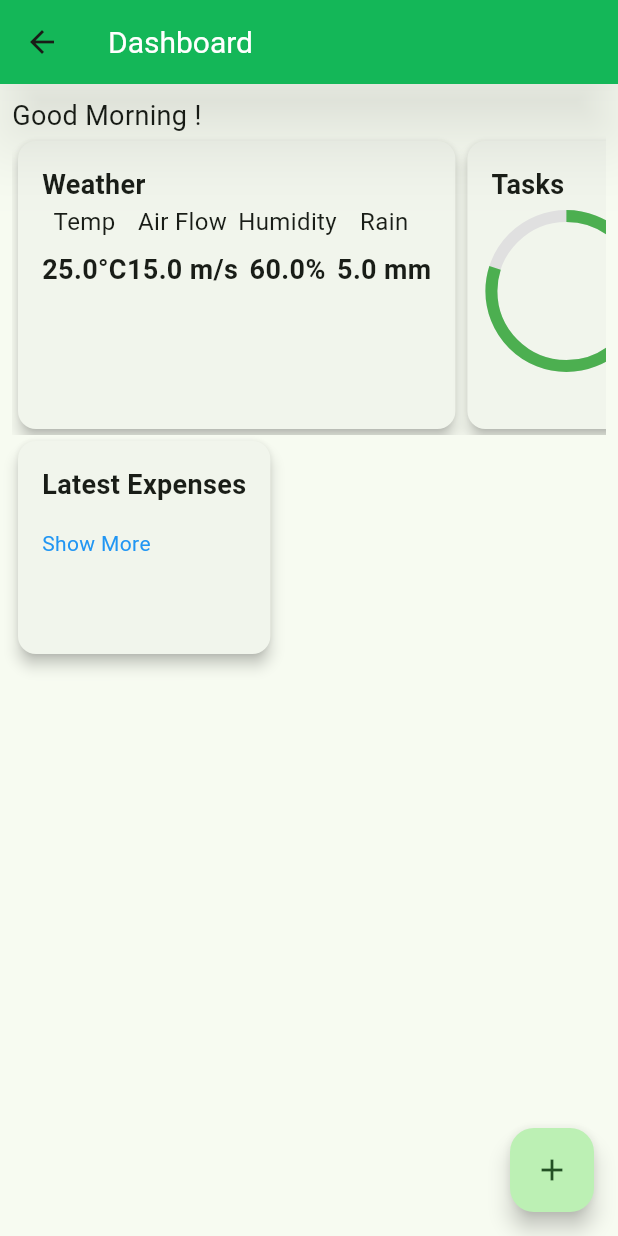
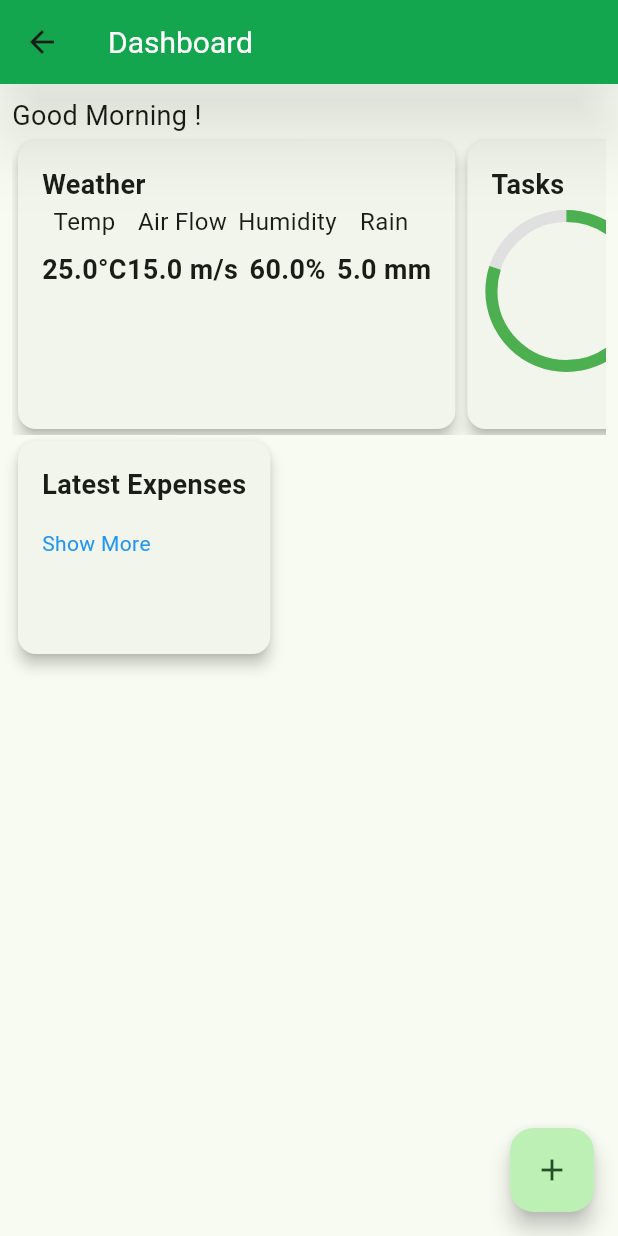
Before and after one commit to ShriHerwade/sheti_next, a Flutter app: the DashboardScreenOld screen opened directly, on a phone screen of 412 x 824 dp. Run offline on Flutter 3.47's test engine with Material 3 defaults, Android fonts, the phone set to English and light mode, and no system bars; drawn by our look-alikes of fl_chart; our stand-ins replace easy_localization, google_nav_bar, introduction_screen, shared_preferences, sqflite, sqflite_common and 1 more; missing offline and left inert: multiselect; accounts and stored records are empty; network calls fail.

Commit message:
SN-44 additional primary color added for test & metadataLoaded setting added

```diff
--- a/lib/zebra/constant/ColorConstants.dart
+++ b/lib/zebra/constant/ColorConstants.dart
@@ -13,12 +13,12 @@ class ColorConstants {
   static const Color fieldLabelTextColor =Colors.black;  //grey
 
   //App bar
-  static const Color appBarBackgroundColor = Color(0xFF0ec45d); //primary green
+  static const Color appBarBackgroundColor = Color(0xFF0cb053); //primary green, 0cb053 - little dark, 0ec45d - aero
   static const Color appBarTextColor = Colors.white;
   static const Color appBarIconColor = Colors.white;
 
   //Button
-  static const Color textButtonSaveColor = Color(0xFF0ec45d);
+  static const Color textButtonSaveColor = Color(0xFF0cb053); //0cb053 - little dark, 0ec45d - aero
   static const Color textButtonSaveTextColor = Colors.white;
 
   //Bottom NavBar
```
Also changed, not shown: assets/metadataFiles/settings_initialization.json (+7 -0 lines).
